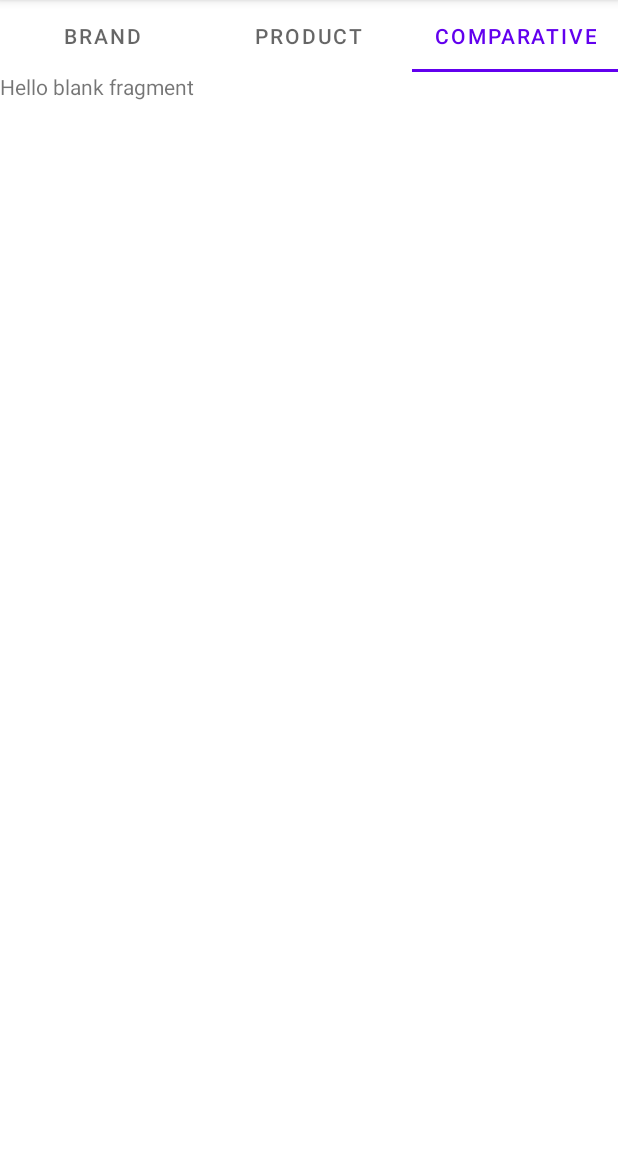
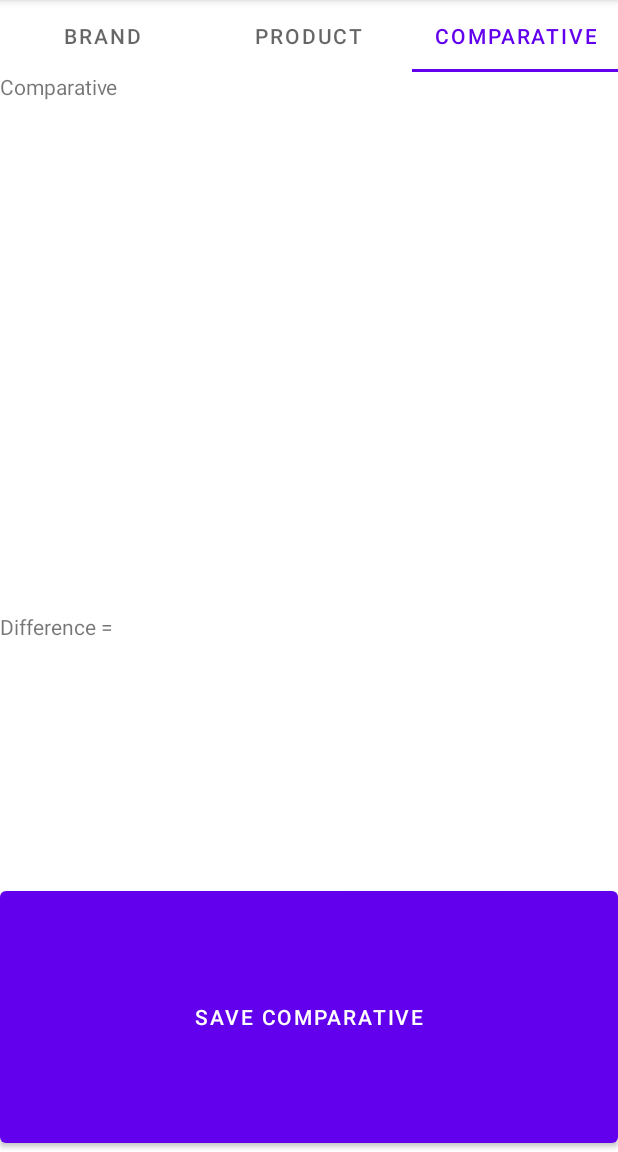
Before and after one commit to Josuepma/PM_Equipo_04, an Android app: the screen it shows after launch (MainActivity), tab 3 chosen, on a phone screen of 412 x 824 dp, the part 84-1236 px from its top. Run offline under Robolectric (Android 15) with nearby library versions, the phone set to English and light mode, and no system bars.

Commit message:
Interfaces, adding buttons, edittexts, listviews

```diff
--- a/app/src/main/res/layout/fragment_comparative.xml
+++ b/app/src/main/res/layout/fragment_comparative.xml
@@ -6,9 +6,52 @@
     tools:context=".ComparativeFragment">
 
     <!-- TODO: Update blank fragment layout -->
-    <TextView
+
+    <LinearLayout
         android:layout_width="match_parent"
         android:layout_height="match_parent"
-        android:text="@string/hello_blank_fragment" />
+        android:orientation="vertical">
+
+        <TextView
+            android:layout_width="match_parent"
+            android:layout_height="0dp"
+            android:layout_weight="1"
+            android:text="@string/Comparative" />
+
+        <LinearLayout
+            android:layout_width="match_parent"
+            android:layout_height="0dp"
+            android:layout_weight="1"
+            android:orientation="horizontal">
+
+            <ListView
+                android:layout_width="0dp"
+                android:layout_height="match_parent"
+                android:layout_weight="1"
+                android:id="@+id/Comparative_price_1"
+                android:hint="Comparative price 1"/>
+
+            <ListView
+                android:layout_width="0dp"
+                android:layout_height="match_parent"
+                android:layout_weight="1"
+                android:id="@+id/Comparative_price_2"
+                android:hint="Comparative price 2"/>
+
+        </LinearLayout>
+
+        <TextView
+            android:layout_width="match_parent"
+            android:layout_height="0dp"
+            android:layout_weight="1"
+            android:text="Difference = "/>
+
+        <Button
+            android:layout_width="match_parent"
+            android:layout_height="0dp"
+            android:layout_weight="1"
+            android:text="Save Comparative"/>
+
+    </LinearLayout>
 
 </FrameLayout>
```
Also changed, not shown: app/src/main/res/layout/fragment_product.xml (+30 -2 lines).
